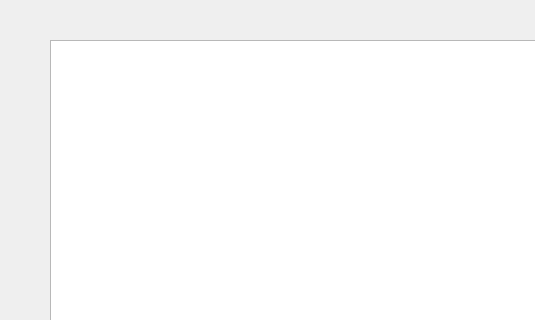
First picture: the form in qt_generated/Traj2MP3.ui, repository keryil/leaparticulatorqt, before the edit; both pictures show x 0 to 535 and y 0 to 320 of the 640 by 520 pixel window.
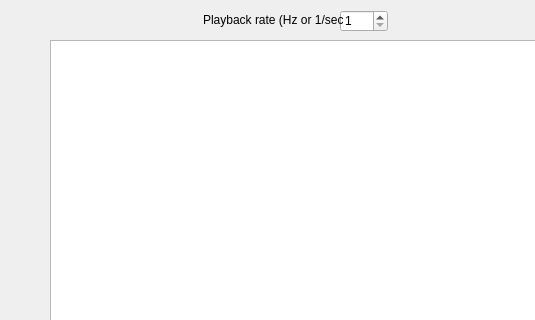
Second picture: the form after the edit.

Commit message: Added a constant frame rate recorder, and added the necessary UI elements to the recorder.

The edit to the form file:
```diff
--- a/qt_generated/Traj2MP3.ui
+++ b/qt_generated/Traj2MP3.ui
@@ -107,6 +107,35 @@
      </rect>
     </property>
    </widget>
+   <widget class="QSpinBox" name="spinPlayback">
+    <property name="geometry">
+     <rect>
+      <x>340</x>
+      <y>10</y>
+      <width>48</width>
+      <height>22</height>
+     </rect>
+    </property>
+    <property name="minimum">
+     <number>1</number>
+    </property>
+    <property name="maximum">
+     <number>500</number>
+    </property>
+   </widget>
+   <widget class="QLabel" name="label">
+    <property name="geometry">
+     <rect>
+      <x>203</x>
+      <y>10</y>
+      <width>141</width>
+      <height>20</height>
+     </rect>
+    </property>
+    <property name="text">
+     <string>Playback rate (Hz or 1/sec):</string>
+    </property>
+   </widget>
   </widget>
   <widget class="QMenuBar" name="menubar">
    <property name="geometry">
```
Left out of the diff: 4 changed lines with no effect on the pictures. The commit also changes 2 other files.
